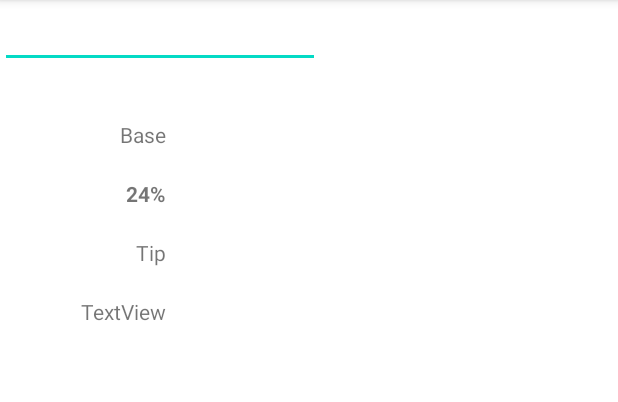
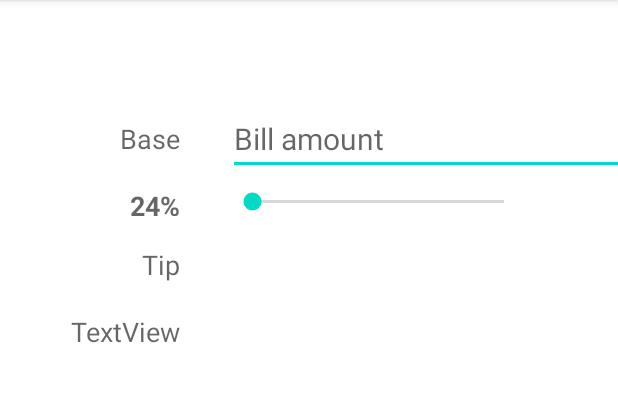
Before and after one commit to Mimitwinkle/Tippy, an Android app: the screen it shows after launch (MainActivity), on a phone screen of 412 x 824 dp, the part 84-486 px from its top. Run offline under Robolectric (Android 15) with nearby library versions, the phone set to English and light mode, and no system bars.

Commit message:
Finished basic UI

```diff
--- a/app/src/main/res/layout/activity_main.xml
+++ b/app/src/main/res/layout/activity_main.xml
@@ -7,6 +7,7 @@
     android:layout_height="match_parent"
     tools:context=".MainActivity">
 
+    <!-- Views on left side -->
     <TextView
         android:id="@+id/tvBaseLabel"
         android:layout_width="wrap_content"
@@ -14,6 +15,7 @@
         android:layout_marginStart="80dp"
         android:layout_marginTop="80dp"
         android:text="Base"
+        android:textAppearance="@style/TextAppearance.AppCompat.Medium"
         app:layout_constraintStart_toStartOf="parent"
         app:layout_constraintTop_toTopOf="parent" />
 
@@ -23,6 +25,7 @@
         android:layout_height="19dp"
         android:layout_marginTop="20dp"
         android:text="24%"
+        android:textAppearance="@style/TextAppearance.AppCompat.Medium"
         android:textStyle="bold"
         app:layout_constraintEnd_toEndOf="@id/tvBaseLabel"
         app:layout_constraintTop_toBottomOf="@+id/tvBaseLabel" />
@@ -33,6 +36,7 @@
         android:layout_height="wrap_content"
         android:layout_marginTop="20dp"
         android:text="Tip"
+        android:textAppearance="@style/TextAppearance.AppCompat.Medium"
         app:layout_constraintEnd_toEndOf="@id/tvBaseLabel"
         app:layout_constraintTop_toBottomOf="@+id/tvTipPercentLabel" />
 
@@ -42,16 +46,51 @@
         android:layout_height="wrap_content"
         android:layout_marginTop="20dp"
         android:text="TextView"
+        android:textAppearance="@style/TextAppearance.AppCompat.Medium"
         app:layout_constraintEnd_toEndOf="@id/tvBaseLabel"
         app:layout_constraintTop_toBottomOf="@+id/tvTipLabel" />
 
+    <!-- Views on right side -->
     <EditText
         android:id="@+id/etBaseAmount"
+        android:layout_width="300dp"
+        android:layout_height="wrap_content"
+        android:layout_marginStart="32dp"
+        android:ems="10"
+        android:hint="Bill amount"
+        android:inputType="numberDecimal"
+        android:textSize="20sp"
+        app:layout_constraintBottom_toBottomOf="@id/tvBaseLabel"
+        app:layout_constraintStart_toEndOf="@+id/tvBaseLabel"
+        app:layout_constraintTop_toTopOf="@id/tvBaseLabel" />
+
+    <SeekBar
+        android:id="@+id/seekBarTip"
+        android:layout_width="200dp"
+        android:layout_height="wrap_content"
+        android:max="30"
+        app:layout_constraintBottom_toBottomOf="@+id/tvTipPercentLabel"
+        app:layout_constraintStart_toStartOf="@+id/etBaseAmount"
+        app:layout_constraintTop_toTopOf="@+id/tvTipPercentLabel" />
+
+    <TextView
+        android:id="@+id/tvTipAmount"
         android:layout_width="wrap_content"
         android:layout_height="wrap_content"
-        android:ems="10"
-        android:inputType="numberDecimal"
-        tools:layout_editor_absoluteX="170dp"
-        tools:layout_editor_absoluteY="97dp" />
+        android:textAppearance="@style/TextAppearance.AppCompat.Large"
+        app:layout_constraintBottom_toBottomOf="@+id/tvTipLabel"
+        app:layout_constraintStart_toStartOf="@+id/etBaseAmount"
+        app:layout_constraintTop_toTopOf="@+id/tvTipLabel"
+        tools:text="19.96" />
+
+    <TextView
+        android:id="@+id/tvTotalAmount"
+        android:layout_width="wrap_content"
+        android:layout_height="wrap_content"
+        android:textAppearance="@style/TextAppearance.AppCompat.Large"
+        app:layout_constraintBottom_toBottomOf="@+id/tvTotalLabel"
+        app:layout_constraintStart_toStartOf="@+id/seekBarTip"
+        app:layout_constraintTop_toTopOf="@+id/tvTotalLabel"
+        tools:text="103.11" />
 
 </androidx.constraintlayout.widget.ConstraintLayout>
```
